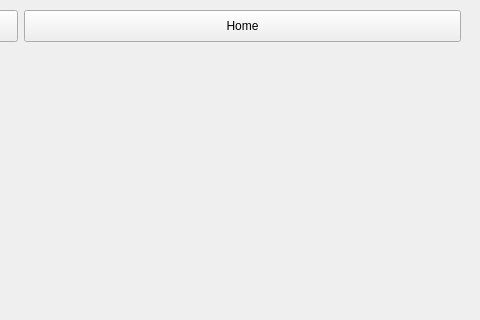
Before: the Qt Designer form levelscreen.ui in tate8/digital-circuit-design, drawn with Qt 5; both pictures show x 720 to 1200 and y 0 to 320 of the 1200 by 800 pixel window.
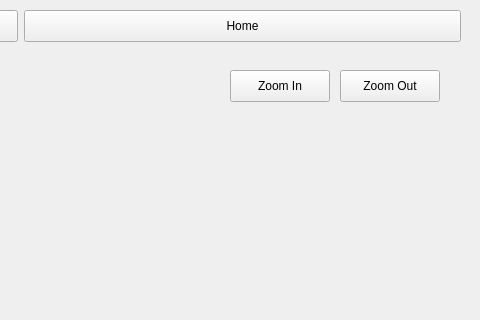
After: the same form once the commit is applied. Custom widgets are drawn as their Qt base class.

```diff
--- a/levelscreen.ui
+++ b/levelscreen.ui
@@ -58,19 +58,34 @@
    <property name="styleSheet">
     <string notr="true"/>
    </property>
-   <layout class="QGridLayout" name="gridLayout_2">
-    <property name="topMargin">
-     <number>400</number>
+   <widget class="QPushButton" name="zoomOutButton">
+    <property name="geometry">
+     <rect>
+      <x>760</x>
+      <y>10</y>
+      <width>100</width>
+      <height>32</height>
+     </rect>
     </property>
-    <property name="rightMargin">
-     <number>300</number>
+    <property name="text">
+     <string>Zoom Out</string>
     </property>
-    <property name="bottomMargin">
-     <number>0</number>
+   </widget>
+   <widget class="QPushButton" name="zoomInButton">
+    <property name="geometry">
+     <rect>
+      <x>650</x>
+      <y>10</y>
+      <width>100</width>
+      <height>32</height>
+     </rect>
     </property>
-   </layout>
+    <property name="text">
+     <string>Zoom In</string>
+    </property>
+   </widget>
   </widget>
-  <widget class="QWidget" name="">
+  <widget class="QWidget" name="layoutWidget">
    <property name="geometry">
     <rect>
      <x>300</x>
```
